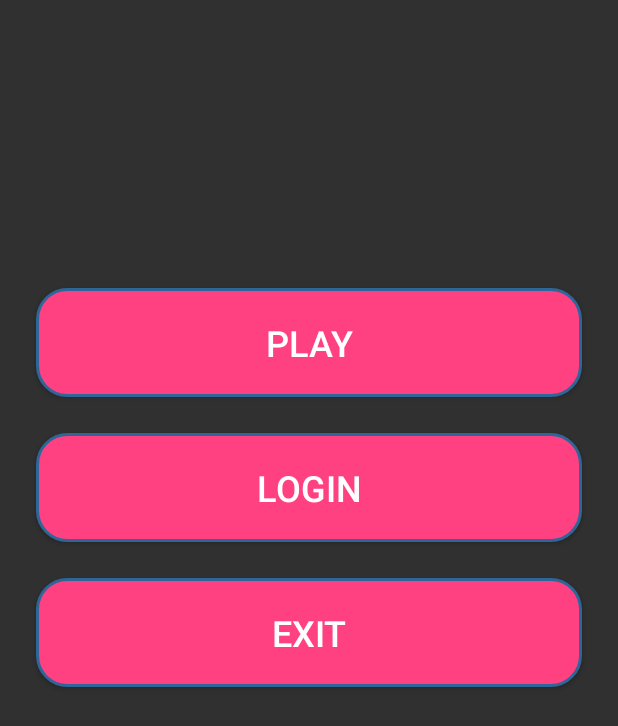
After one commit to GuessWh0o/RockPaperScissorsLizardSpockApp, an Android app: the MenuActivity screen opened directly, with no data from a screen before it, on a phone screen of 412 x 824 dp. The commit adds this screen. Shown: the top 726 px of the screen. Run offline under Robolectric (Android 15) with nearby library versions, the phone set to English and light mode, and no system bars.

Commit message:
Added Facebook Login, Designs for buttons and app

```diff
--- a/app/build.gradle
+++ b/app/build.gradle
@@ -19,9 +19,14 @@ android {
     }
 }
 
+repositories {
+    mavenCentral()
+}
+
 dependencies {
     compile fileTree(dir: 'libs', include: ['*.jar'])
     compile 'me.itangqi.waveloadingview:library:0.3.5'
+    compile 'com.facebook.android:facebook-android-sdk:[4,5)'
     compile 'org.adw.library:discrete-seekbar:1.0.0'
     androidTestCompile('com.android.support.test.espresso:espresso-core:2.2.2', {
         exclude group: 'com.android.support', module: 'support-annotations'
--- /dev/null
+++ b/app/src/main/java/com/guesswho/rockpaper/MenuActivity.java
@@ -0,0 +1,76 @@
+package com.guesswho.rockpaper;
+
+import android.app.Activity;
+import android.app.Application;
+import android.app.Fragment;
+import android.app.FragmentManager;
+import android.content.Intent;
+import android.os.Bundle;
+import android.support.v7.app.AppCompatActivity;
+import android.util.Log;
+import android.view.View;
+import android.widget.Button;
+
+/**
+ * Created by Maksym on 6/22/17.
+ * Company: Activaire
+ */
+
+public class MenuActivity extends AppCompatActivity {
+
+
+    private static final String TAG = "MenuActivity";
+    Button button_Play;
+    Button button_Exit;
+    Button button_Login;
+
+    @Override
+    protected void onCreate(Bundle savedInstanceState) {
+        super.onCreate(savedInstanceState);
+        setContentView(R.layout.activity_menu);
+
+        initResources();
+    }
+
+    private void initResources() {
+        button_Play = (Button) findViewById(R.id.btn_play);
+        button_Play.setOnClickListener(listener);
+
+        button_Login = (Button) findViewById(R.id.btn_login);
+        button_Login.setOnClickListener(listener);
+
+        button_Exit = (Button) findViewById(R.id.btn_exit);
+        button_Exit.setOnClickListener(listener);
+    }
+
+    View.OnClickListener listener = new View.OnClickListener() {
+        @Override
+        public void onClick(View v) {
+            switch (v.getId()) {
+                case R.id.btn_play:
+                    startActivity(Game.class);
+                    break;
+                case R.id.btn_login:
+                    startFbLogin();
+                    //Loging screen
+                    break;
+                case R.id.btn_exit:
+                    finishAffinity();
+                    break;
+            }
+        }
+    };
+
+    private void startActivity(Class activity) {
+        Intent intent = new Intent(this, activity);
+        startActivity(intent);
+    }
+
+    private void startFbLogin() {
+
+        Log.d(TAG, "startFbLogin: ");
+        FragmentManager fm = getFragmentManager();
+        FacebookLogin facebookLogin = new FacebookLogin();
+        facebookLogin.show(fm, "Sample Fragment");
+    }
+}
--- /dev/null
+++ b/app/src/main/res/drawable/button_custom.xml
@@ -0,0 +1,46 @@
+<?xml version="1.0" encoding="utf-8"?>
+<selector xmlns:android="http://schemas.android.com/apk/res/android">
+
+    <item
+        android:state_pressed="true">
+        <shape>
+            <solid
+                android:color="@color/colorGreen">
+            </solid>
+            <stroke
+                android:width="2dp"
+                android:color="#2f6699">
+            </stroke>
+            <corners
+                android:radius="20dp">
+            </corners>
+            <padding
+                android:bottom="20dp"
+                android:left="20dp"
+                android:right="20dp"
+                android:top="20dp">
+            </padding>
+        </shape>
+    </item>
+
+    <item>
+        <shape>
+            <solid
+                android:color="@color/colorAccent">
+            </solid>
+            <stroke
+                android:width="2dp"
+                android:color="#2f6699">
+            </stroke>
+            <corners
+                android:radius="20dp">
+            </corners>
+            <padding
+                android:bottom="20dp"
+                android:left="20dp"
+                android:right="20dp"
+                android:top="20dp">
+            </padding>
+        </shape>
+    </item>
+</selector>
--- /dev/null
+++ b/app/src/main/res/layout/activity_menu.xml
@@ -0,0 +1,40 @@
+<?xml version="1.0" encoding="utf-8"?>
+<LinearLayout xmlns:android="http://schemas.android.com/apk/res/android"
+              android:layout_width="match_parent"
+              android:layout_height="match_parent"
+              android:orientation="vertical">
+
+    <Button
+        android:id="@+id/btn_play"
+        android:layout_width="match_parent"
+        android:layout_height="wrap_content"
+        android:layout_marginBottom="24dp"
+        android:layout_marginLeft="24dp"
+        android:layout_marginRight="24dp"
+        android:layout_marginTop="192dp"
+        android:background="@drawable/button_custom"
+        android:text="@string/btnPlay_text"
+        android:textSize="24sp"/>
+
+    <Button
+        android:id="@+id/btn_login"
+        android:layout_width="match_parent"
+        android:layout_height="wrap_content"
+        android:layout_marginBottom="24dp"
+        android:layout_marginLeft="24dp"
+        android:layout_marginRight="24dp"
+        android:background="@drawable/button_custom"
+        android:text="@string/btnLogin_text"
+        android:textSize="24sp"/>
+
+    <Button
+        android:id="@+id/btn_exit"
+        android:layout_width="match_parent"
+        android:layout_height="wrap_content"
+        android:layout_marginBottom="24dp"
+        android:layout_marginLeft="24dp"
+        android:layout_marginRight="24dp"
+        android:background="@drawable/button_custom"
+        android:text="@string/btnExit_text"
+        android:textSize="24sp"/>
+</LinearLayout>
--- a/app/src/main/res/layout/activity_splashsreen.xml
+++ b/app/src/main/res/layout/activity_splashsreen.xml
@@ -14,7 +14,8 @@
         android:layout_height="wrap_content"
         android:textAlignment="center"
         android:layout_weight="1"
-        android:text="GAME"
+        android:text="@string/splashScreen_text"
+        android:textColor="@color/colorGreen"
         android:textSize="48sp"/>
 
 
--- a/app/src/main/res/values/colors.xml
+++ b/app/src/main/res/values/colors.xml
@@ -3,4 +3,5 @@
     <color name="colorPrimary">#3F51B5</color>
     <color name="colorPrimaryDark">#303F9F</color>
     <color name="colorAccent">#FF4081</color>
+    <color name="colorGreen">#00FF73</color>
 </resources>
--- a/app/src/main/res/values/strings.xml
+++ b/app/src/main/res/values/strings.xml
@@ -1,4 +1,9 @@
 <resources>
     <string name="app_name">RockPaper</string>
     <string name="sheldon">I cry because others are stupid, and that makes me sad.</string>
+    <string name="btnPlay_text">Play</string>
+    <string name="btnLogin_text">Login</string>
+    <string name="btnExit_text">Exit</string>
+    <string name="facebook_app_id">103945140230122</string>
+    <string name="splashScreen_text">GAME</string>
 </resources>
```
Also changed, not shown: app/src/main/AndroidManifest.xml (+9 -3 lines), app/src/main/java/com/guesswho/rockpaper/FacebookLogin.java (added, +80 -0 lines), app/src/main/java/com/guesswho/rockpaper/Game.java (+0 -36 lines), app/src/main/java/com/guesswho/rockpaper/SplashScreenActivity.java (+3 -5 lines), app/src/main/res/layout/facebook_login_layout.xml (added, +39 -0 lines), app/src/main/res/values/styles.xml (+8 -0 lines), app/src/main/res/drawable/facebook_login.png (added).
